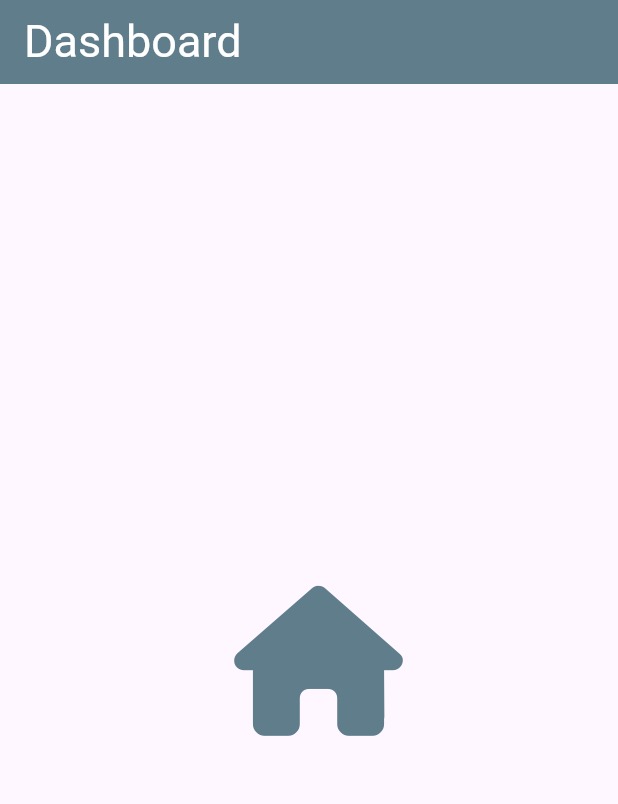
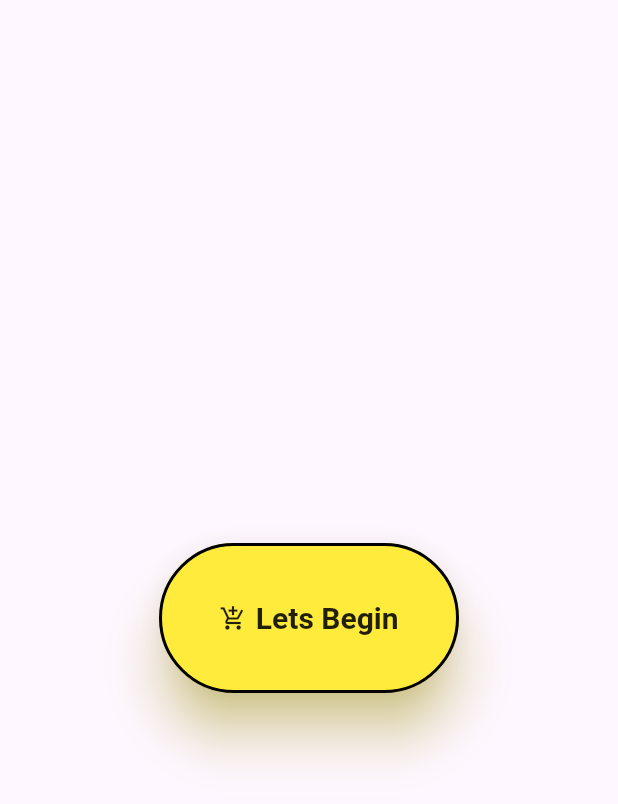
Before and after one commit to ianotieno/MyApp, a Flutter app: the screen it shows after launch, on a phone screen of 412 x 824 dp. Shown: the top 804 px of the screen. Run offline on Flutter 3.47's test engine with Material 3 defaults, Android fonts, the phone set to English and light mode, and no system bars; our stand-ins replace font_awesome_flutter.

Commit message:
update elevation button

```diff
--- a/lib/main.dart
+++ b/lib/main.dart
@@ -1,5 +1,6 @@
 import 'package:flutter/material.dart';
-import 'package:pizza_app/screens/dashboard.dart';
+
+import 'package:pizza_app/screens/home.dart';
 
 void main() {
   runApp(MyApp());
@@ -14,7 +15,7 @@ class MyApp extends StatelessWidget {
       title: 'My Diary',
       themeMode: ThemeMode.system,
       debugShowCheckedModeBanner: false,
-      home: Dashboard(),
+      home: Home(),
     );
   }
 }
--- a/lib/screens/dashboard.dart
+++ b/lib/screens/dashboard.dart
@@ -8,23 +8,30 @@ class Dashboard extends StatelessWidget {
   @override
   Widget build(BuildContext context) {
     return Scaffold(
-      appBar: AppBar(
-        title: Text(
-          'Dashboard',
-          style: TextStyle(fontSize: 30, color: Colors.white),
-        ),
-        backgroundColor: Colors.blueGrey,
-      ),
-      body: Center(
-        child: IconButton(
-          icon: Icon(FontAwesomeIcons.house),
-          onPressed: () {
-        },
-        iconSize: 100,
-        color: Colors.blueGrey,
+
+      body: Container(
+
+        width: 350,
+        height: 250,
+        padding: EdgeInsets.all(20.0),
+        margin: EdgeInsets.all(20.0),
+        alignment: Alignment.bottomCenter,
+        decoration: BoxDecoration(
+          color: Colors.grey[200],
+
+          //borderRadius: BorderRadius.circular(20),
+          border: Border.all(color: Colors.black, width: 2),
+          shape: BoxShape.circle,
+          image: DecorationImage(
+            image: AssetImage('images/dashboard.png'),
+            fit: BoxFit.cover,
+          ),
         ),
 
       ),
+
+
+
     );
   }
 }
--- /dev/null
+++ b/lib/screens/home.dart
@@ -0,0 +1,32 @@
+import 'package:flutter/material.dart';
+
+class Home extends StatelessWidget {
+  const Home({super.key});
+
+  @override
+  Widget build(BuildContext context) {
+    return Scaffold(
+      body: Center(
+        child: ElevatedButton.icon(
+          onPressed: (){},
+        style: ElevatedButton.styleFrom(
+          foregroundColor: Colors.black87, backgroundColor: Colors.yellow, fixedSize: Size(200, 100),
+          padding: EdgeInsets.all(20.0),
+          textStyle: TextStyle(fontSize: 20,fontWeight: FontWeight.bold),
+          elevation: 15,
+          shadowColor: Colors.yellow,
+          side: BorderSide(
+            color: Colors.black,
+            width: 2,
+          ),
+          shape: StadiumBorder()
+        ),
+        icon: Icon(Icons.add_shopping_cart_outlined),
+        label: Text('Lets Begin'),
+         //child: Text('Lets Begin') ,
+        ),
+      )
+
+      );
+  }
+}
```
